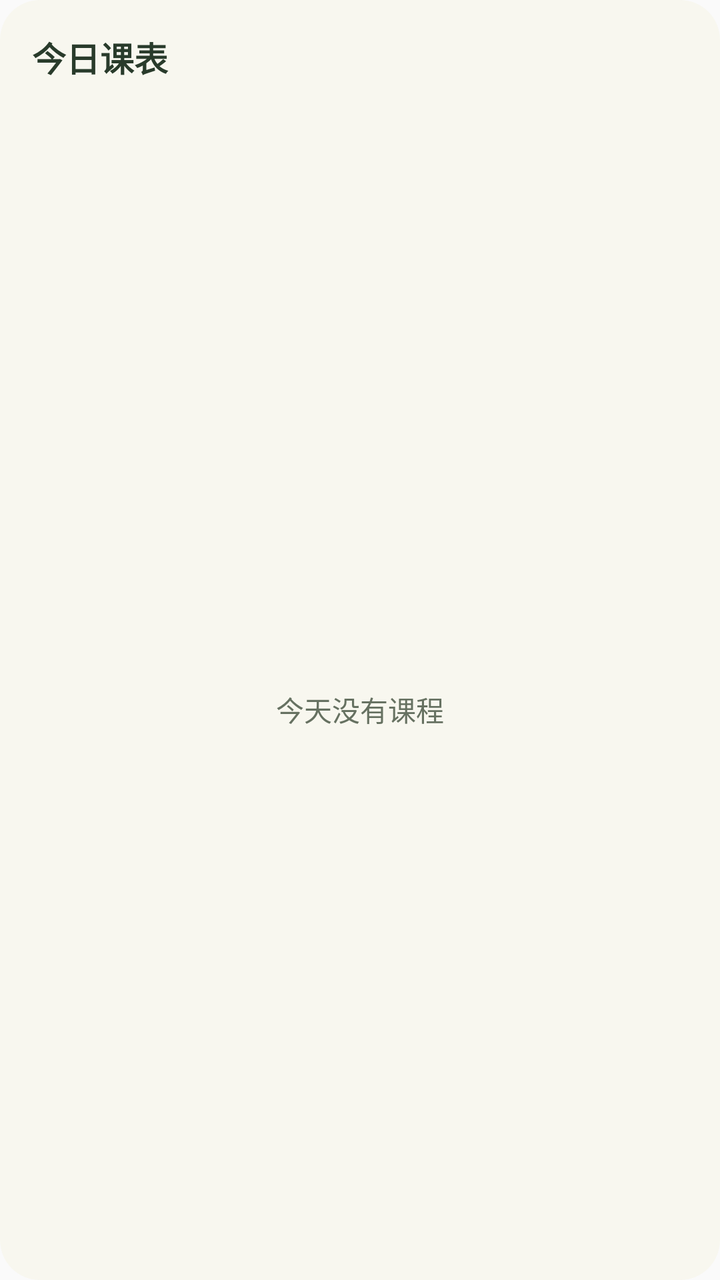
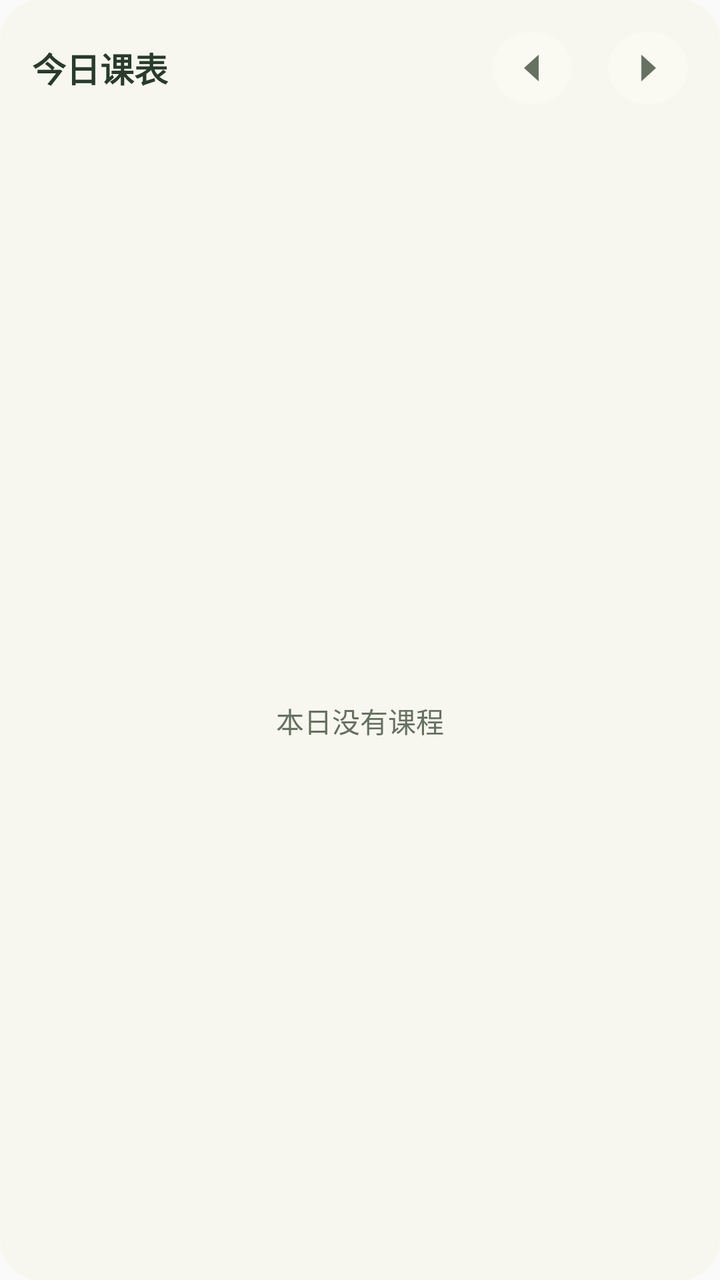

Screens rendered from an Android XML layout before and after an edit, with the pre-edit source and the edit as a unified diff.
<!-- AndroidManifest.xml: application theme android:Theme.Material.Light.NoActionBar -->
<!-- res/layout/today_widget.xml -->
<FrameLayout xmlns:android="http://schemas.android.com/apk/res/android" android:id="@+id/widget_root" android:layout_width="match_parent" android:layout_height="match_parent">
 <ImageView android:id="@+id/widget_background" android:layout_width="match_parent" android:layout_height="match_parent" android:scaleType="fitXY" android:src="@drawable/widget_background" android:importantForAccessibility="no"/>
 <LinearLayout android:layout_width="match_parent" android:layout_height="match_parent" android:orientation="vertical" android:padding="16dp">
  <TextView android:id="@+id/widget_title" android:layout_width="match_parent" android:layout_height="wrap_content" android:text="今日课表" android:textSize="17sp" android:textStyle="bold" android:textColor="#293b2b"/>
  <TextView android:id="@+id/widget_date" android:layout_width="match_parent" android:layout_height="wrap_content" android:layout_marginTop="4dp" android:textSize="12sp" android:textColor="#667161"/>
  <TextView android:id="@+id/widget_subtitle" android:layout_marginBottom="8dp" android:layout_width="match_parent" android:layout_height="wrap_content" android:textSize="12sp" android:textColor="#667161"/>
  <FrameLayout android:layout_width="match_parent" android:layout_height="0dp" android:layout_weight="1">
   <ListView android:id="@+id/widget_list" android:layout_width="match_parent" android:layout_height="match_parent" android:divider="@android:color/transparent" android:dividerHeight="6dp"/>
   <TextView android:id="@+id/widget_empty" android:layout_width="match_parent" android:layout_height="match_parent" android:gravity="center" android:text="今天没有课程" android:textColor="#667161"/>
  </FrameLayout>
 </LinearLayout>
</FrameLayout>
<!-- resources referenced by this layout -->
<resources>
  <!-- drawable widget_background (drawable) -->
  <shape xmlns:android="http://schemas.android.com/apk/res/android"><solid android:color="#f8f7ef"/><corners android:radius="20dp"/></shape>
</resources>

<!-- the commit's change to res/layout/today_widget.xml (unified diff, before → after) -->
@@ -1,12 +1,12 @@
 <FrameLayout xmlns:android="http://schemas.android.com/apk/res/android" android:id="@+id/widget_root" android:layout_width="match_parent" android:layout_height="match_parent">
  <ImageView android:id="@+id/widget_background" android:layout_width="match_parent" android:layout_height="match_parent" android:scaleType="fitXY" android:src="@drawable/widget_background" android:importantForAccessibility="no"/>
  <LinearLayout android:layout_width="match_parent" android:layout_height="match_parent" android:orientation="vertical" android:padding="16dp">
-  <TextView android:id="@+id/widget_title" android:layout_width="match_parent" android:layout_height="wrap_content" android:text="今日课表" android:textSize="17sp" android:textStyle="bold" android:textColor="#293b2b"/>
+  <LinearLayout android:layout_width="match_parent" android:layout_height="wrap_content" android:orientation="horizontal" android:gravity="center_vertical" android:baselineAligned="false"><TextView android:id="@+id/widget_title" android:layout_width="0dp" android:layout_height="wrap_content" android:layout_weight="1" android:gravity="center_vertical" android:text="今日课表" android:textSize="17sp" android:textStyle="bold" android:textColor="#293b2b"/><ImageView android:id="@+id/widget_prev" android:layout_width="40dp" android:layout_height="36dp" android:padding="10dp" android:src="@drawable/ic_widget_prev" android:background="@drawable/widget_arrow_background" android:contentDescription="前一天"/><ImageView android:id="@+id/widget_next" android:layout_width="40dp" android:layout_height="36dp" android:layout_marginStart="18dp" android:padding="10dp" android:src="@drawable/ic_widget_next" android:background="@drawable/widget_arrow_background" android:contentDescription="后一天"/></LinearLayout>
   <TextView android:id="@+id/widget_date" android:layout_width="match_parent" android:layout_height="wrap_content" android:layout_marginTop="4dp" android:textSize="12sp" android:textColor="#667161"/>
   <TextView android:id="@+id/widget_subtitle" android:layout_marginBottom="8dp" android:layout_width="match_parent" android:layout_height="wrap_content" android:textSize="12sp" android:textColor="#667161"/>
   <FrameLayout android:layout_width="match_parent" android:layout_height="0dp" android:layout_weight="1">
    <ListView android:id="@+id/widget_list" android:layout_width="match_parent" android:layout_height="match_parent" android:divider="@android:color/transparent" android:dividerHeight="6dp"/>
-   <TextView android:id="@+id/widget_empty" android:layout_width="match_parent" android:layout_height="match_parent" android:gravity="center" android:text="今天没有课程" android:textColor="#667161"/>
+   <TextView android:id="@+id/widget_empty" android:layout_width="match_parent" android:layout_height="match_parent" android:gravity="center" android:text="本日没有课程" android:textColor="#667161"/>
   </FrameLayout>
  </LinearLayout>
 </FrameLayout>
<!-- resource entries referenced after the edit -->
@@ -1,5 +1,11 @@
 <!-- resources referenced by this layout -->
 <resources>
+  <!-- drawable ic_widget_next (drawable) -->
+  <vector xmlns:android="http://schemas.android.com/apk/res/android" android:width="12dp" android:height="12dp" android:viewportWidth="12" android:viewportHeight="12"><path android:fillColor="#667161" android:pathData="M3.5,1 L9,6 L3.5,11 Z"/></vector>
+  <!-- drawable ic_widget_prev (drawable) -->
+  <vector xmlns:android="http://schemas.android.com/apk/res/android" android:width="12dp" android:height="12dp" android:viewportWidth="12" android:viewportHeight="12"><path android:fillColor="#667161" android:pathData="M8.5,1 L3,6 L8.5,11 Z"/></vector>
+  <!-- drawable widget_arrow_background (drawable) -->
+  <ripple xmlns:android="http://schemas.android.com/apk/res/android" android:color="#55667161"><item><shape android:shape="oval"><solid android:color="#33FFFFFF" /></shape></item></ripple>
   <!-- drawable widget_background (drawable) -->
   <shape xmlns:android="http://schemas.android.com/apk/res/android"><solid android:color="#f8f7ef"/><corners android:radius="20dp"/></shape>
 </resources>
